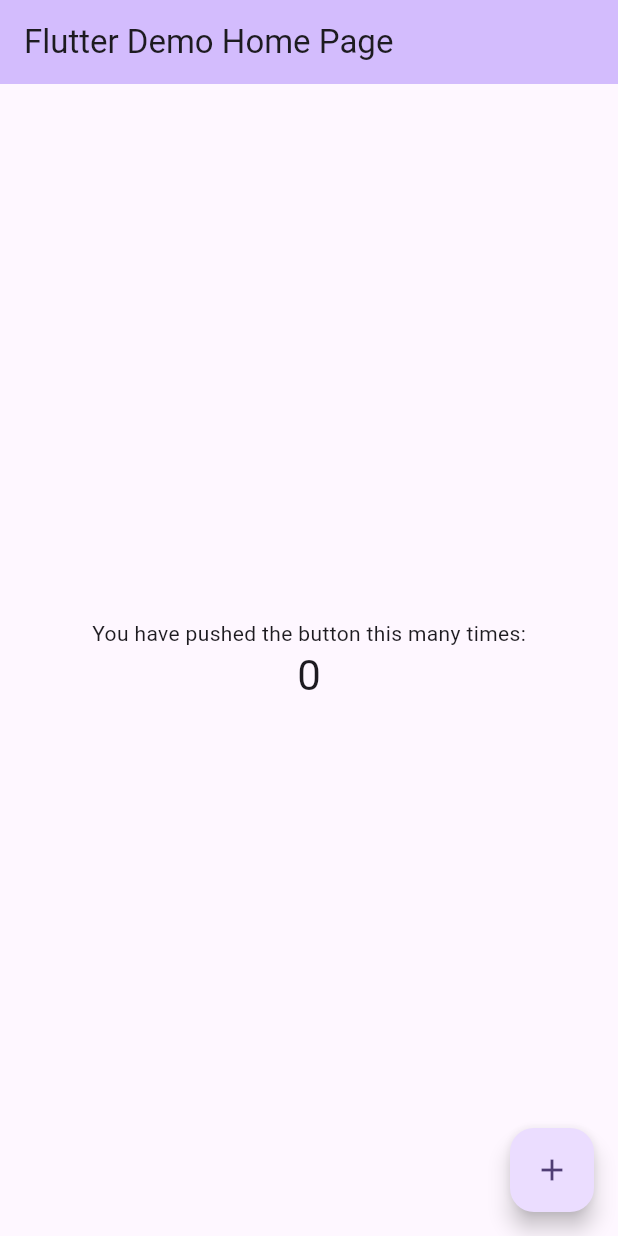
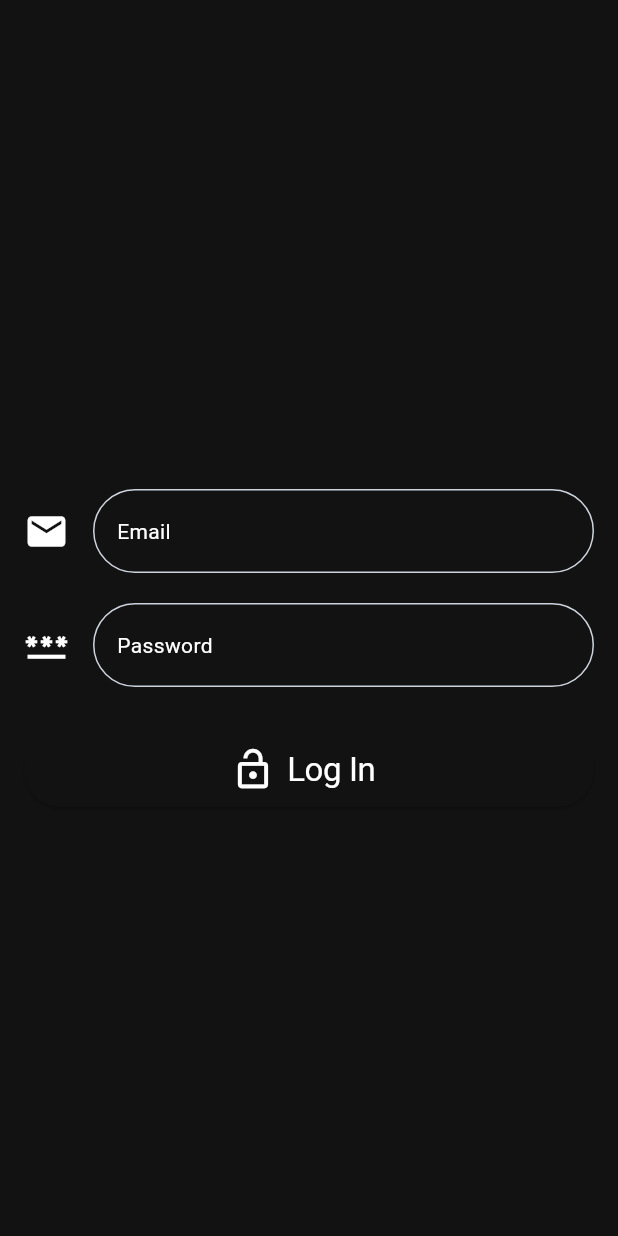
Before and after one commit to Absolute-oreZ/PROMinenT, a Flutter app: the screen it shows after launch, on a phone screen of 412 x 824 dp. Run offline on Flutter 3.47's test engine with Material 3 defaults, Android fonts, the phone set to English and light mode, and no system bars; our stand-ins replace cloud_firestore, firebase_auth, firebase_core; accounts and stored records are empty.

Commit message:
sec commit:log in with firebase authentication done

```diff
--- /dev/null
+++ b/lib/firebase/auth.dart
@@ -0,0 +1,29 @@
+import 'package:firebase_auth/firebase_auth.dart';
+
+class Auth {
+  final FirebaseAuth _firebaseAuth = FirebaseAuth.instance;
+
+  User? get currentUser => _firebaseAuth.currentUser;
+
+  Stream<User?> get authStateChanges => _firebaseAuth.authStateChanges();
+
+  Future<void> signInWithEmailAndPassword({
+    required String email,
+    required String password,
+  }) async {
+    await _firebaseAuth.signInWithEmailAndPassword(
+        email: email, password: password);
+  }
+
+  Future<void> createUserWithEmailAndPassword({
+    required String email,
+    required String password,
+  }) async {
+    await _firebaseAuth.createUserWithEmailAndPassword(
+        email: email, password: password);
+  }
+
+  Future<void> signOut() async {
+    await _firebaseAuth.signOut();
+  }
+}
--- a/lib/main.dart
+++ b/lib/main.dart
@@ -1,125 +1,64 @@
+import 'package:firebase_auth/firebase_auth.dart';
+import 'package:firebase_core/firebase_core.dart';
 import 'package:flutter/material.dart';
+import 'package:prominent/firebase/firebase_options.dart';
+import 'package:prominent/screens/homepage.dart';
+import 'package:prominent/screens/login.dart';
 
-void main() {
-  runApp(const MyApp());
+Future main() async {
+  WidgetsFlutterBinding.ensureInitialized();
+
+  await Firebase.initializeApp(options: DefaultFirebaseOptions.currentPlatform);
+
+  runApp(const PROMinenT());
 }
 
-class MyApp extends StatelessWidget {
-  const MyApp({super.key});
+final navigatorKey = GlobalKey<NavigatorState>();
 
-  // This widget is the root of your application.
+class PROMinenT extends StatelessWidget {
+  const PROMinenT({Key? key}) : super(key: key);
+
   @override
   Widget build(BuildContext context) {
     return MaterialApp(
-      title: 'Flutter Demo',
+      debugShowCheckedModeBanner: false,
+      title: 'PROMinenT',
+      navigatorKey: navigatorKey,
       theme: ThemeData(
-        // This is the theme of your application.
-        //
-        // TRY THIS: Try running your application with "flutter run". You'll see
-        // the application has a blue toolbar. Then, without quitting the app,
-        // try changing the seedColor in the colorScheme below to Colors.green
-        // and then invoke "hot reload" (save your changes or press the "hot
-        // reload" button in a Flutter-supported IDE, or press "r" if you used
-        // the command line to start the app).
-        //
-        // Notice that the counter didn't reset back to zero; the application
-        // state is not lost during the reload. To reset the state, use hot
-        // restart instead.
-        //
-        // This works for code too, not just values: Most code changes can be
-        // tested with just a hot reload.
-        colorScheme: ColorScheme.fromSeed(seedColor: Colors.deepPurple),
-        useMaterial3: true,
+          colorScheme: const ColorScheme.dark(),
+          primaryColorDark: const Color.fromRGBO(52, 53, 65, 1),
+          fontFamily: 'Roboto',
+          iconTheme: const IconThemeData(color: Colors.white,size: 30),
+          textTheme: const TextTheme(
+              displayLarge: TextStyle(color: Colors.white, fontSize: 22),
+              displayMedium: TextStyle(color: Colors.white12, fontSize: 16),
+              displaySmall: TextStyle(color: Colors.white24, fontSize: 12))),
+      //log in with firebase authentication
+      /***************************************************************************************
+      *    Title        : Firebase Authentication LogIn
+      *    Author       : HeyFlutter.com (youtube channel)
+      *    Date         : 7/1/2023
+      *    Code version : 1.0
+      *    Availability : https://www.youtube.com/watch?v=4vKiJZNPhss&ab_channel=HeyFlutter%E2%80%A4com
+      ***************************************************************************************/
+      home: StreamBuilder<User?>(
+        stream: FirebaseAuth.instance.authStateChanges(),
+        builder: (context, snapshot) {
+          if (snapshot.connectionState == ConnectionState.waiting) {
+            return const Center(
+              child: CircularProgressIndicator(),
+            );
+          } else if (snapshot.hasError) {
+            return const Center(
+              child: Text("Something is wrong!"),
+            );
+          } else if (snapshot.hasData) {
+            return HomePage();
+          } else {
+            return LogIn();
+          }
+        },
       ),
-      home: const MyHomePage(title: 'Flutter Demo Home Page'),
     );
   }
 }
-
-class MyHomePage extends StatefulWidget {
-  const MyHomePage({super.key, required this.title});
-
-  // This widget is the home page of your application. It is stateful, meaning
-  // that it has a State object (defined below) that contains fields that affect
-  // how it looks.
-
-  // This class is the configuration for the state. It holds the values (in this
-  // case the title) provided by the parent (in this case the App widget) and
-  // used by the build method of the State. Fields in a Widget subclass are
-  // always marked "final".
-
-  final String title;
-
-  @override
-  State<MyHomePage> createState() => _MyHomePageState();
-}
-
-class _MyHomePageState extends State<MyHomePage> {
-  int _counter = 0;
-
-  void _incrementCounter() {
-    setState(() {
-      // This call to setState tells the Flutter framework that something has
-      // changed in this State, which causes it to rerun the build method below
-      // so that the display can reflect the updated values. If we changed
-      // _counter without calling setState(), then the build method would not be
-      // called again, and so nothing would appear to happen.
-      _counter++;
-    });
-  }
-
-  @override
-  Widget build(BuildContext context) {
-    // This method is rerun every time setState is called, for instance as done
-    // by the _incrementCounter method above.
-    //
-    // The Flutter framework has been optimized to make rerunning build methods
-    // fast, so that you can just rebuild anything that needs updating rather
-    // than having to individually change instances of widgets.
-    return Scaffold(
-      appBar: AppBar(
-        // TRY THIS: Try changing the color here to a specific color (to
-        // Colors.amber, perhaps?) and trigger a hot reload to see the AppBar
-        // change color while the other colors stay the same.
-        backgroundColor: Theme.of(context).colorScheme.inversePrimary,
-        // Here we take the value from the MyHomePage object that was created by
-        // the App.build method, and use it to set our appbar title.
-        title: Text(widget.title),
-      ),
-      body: Center(
-        // Center is a layout widget. It takes a single child and positions it
-        // in the middle of the parent.
-        child: Column(
-          // Column is also a layout widget. It takes a list of children and
-          // arranges them vertically. By default, it sizes itself to fit its
-          // children horizontally, and tries to be as tall as its parent.
-          //
-          // Column has various properties to control how it sizes itself and
-          // how it positions its children. Here we use mainAxisAlignment to
-          // center the children vertically; the main axis here is the vertical
-          // axis because Columns are vertical (the cross axis would be
-          // horizontal).
-          //
-          // TRY THIS: Invoke "debug painting" (choose the "Toggle Debug Paint"
-          // action in the IDE, or press "p" in the console), to see the
-          // wireframe for each widget.
-          mainAxisAlignment: MainAxisAlignment.center,
-          children: <Widget>[
-            const Text(
-              'You have pushed the button this many times:',
-            ),
-            Text(
-              '$_counter',
-              style: Theme.of(context).textTheme.headlineMedium,
-            ),
-          ],
-        ),
-      ),
-      floatingActionButton: FloatingActionButton(
-        onPressed: _incrementCounter,
-        tooltip: 'Increment',
-        child: const Icon(Icons.add),
-      ), // This trailing comma makes auto-formatting nicer for build methods.
-    );
-  }
-}
--- /dev/null
+++ b/lib/screens/login.dart
@@ -0,0 +1,163 @@
+import 'package:firebase_auth/firebase_auth.dart';
+import 'package:flutter/material.dart';
+
+class LogIn extends StatefulWidget {
+  const LogIn({Key? key}) : super(key: key);
+
+  @override
+  _LogInState createState() => _LogInState();
+}
+
+class _LogInState extends State<LogIn> {
+  final emailController = TextEditingController();
+  final passwordController = TextEditingController();
+  final _formKey = GlobalKey<FormState>();
+
+  @override
+  void dispose() {
+    emailController.dispose();
+    passwordController.dispose();
+
+    super.dispose();
+  }
+
+  //to validate email
+  /*
+  *    Title        : EmailValidator
+  *    Author       : Airon Tark,Philippe Fanaro
+  *    Date         : 7/1/2024
+  *    Code version : 1.0
+  *    Availability : https://stackoverflow.com/questions/16800540/how-should-i-check-if-the-input-is-an-email-address-in-flutter
+  */
+  String? _validateEmail(String? value) {
+    if (value == null || value.isEmpty) {
+      return 'Please enter an email address';
+    }
+
+    if (!RegExp(
+            r'^(([^<>()[\]\\.,;:\s@\"]+(\.[^<>()[\]\\.,;:\s@\"]+)*)|(\".+\"))@((\[[0-9]{1,3}\.[0-9]{1,3}\.[0-9]{1,3}\.[0-9]{1,3}\])|(([a-zA-Z\-0-9]+\.)+[a-zA-Z]{2,}))$')
+        .hasMatch(value)) {
+      return 'Enter a valid email address';
+    }
+
+    return null; // Return null if the validation succeeds
+  }
+
+  Future _logIn() async {
+    if (_formKey.currentState!.validate()) {
+      // showDialog(
+      //   context: context,
+      //   barrierDismissible: false,
+      //   builder: (context) => const Center(
+      //         child: CircularProgressIndicator(),
+      //       ));
+
+      try {
+        await FirebaseAuth.instance.signInWithEmailAndPassword(
+            email: emailController.text.trim(),
+            password: passwordController.text.trim());
+      } on FirebaseAuthException catch (e) {
+        print(e);
+      }
+      // navigatorKey.currentState!.popUntil((route) => route.isCurrent);
+    }
+  }
+
+  @override
+  Widget build(BuildContext context) {
+    return Scaffold(
+      body: Padding(
+        padding: const EdgeInsets.all(16),
+        child: Form(
+          key: _formKey,
+          child: Column(
+            mainAxisAlignment: MainAxisAlignment.center,
+            children: <Widget>[
+              const SizedBox(
+                height: 40,
+              ),
+              TextFormField(
+                controller: emailController,
+                cursorColor: Colors.white,
+                textInputAction: TextInputAction.next,
+                decoration: InputDecoration(
+                  icon: const Icon(
+                    Icons.email,
+                    size: 30,
+                    color: Colors.white,
+                  ),
+                  labelText: 'Email',
+                  labelStyle: Theme.of(context).textTheme.bodyMedium,
+                  hintText: 'Enter your email',
+                  hintStyle: Theme.of(context).textTheme.bodyMedium,
+                  enabledBorder: OutlineInputBorder(
+                    borderSide: const BorderSide(
+                      width: 1,
+                      color: Color.fromRGBO(206, 212, 221, 1),
+                      style: BorderStyle.solid,
+                    ),
+                    borderRadius: BorderRadius.circular(40),
+                  ),
+                ),
+                validator: (value) => _validateEmail(value),
+              ),
+              const SizedBox(
+                height: 20,
+              ),
+              TextFormField(
+                  controller: passwordController,
+                  cursorColor: Colors.white,
+                  textInputAction: TextInputAction.next,
+                  obscureText: true,
+                  decoration: InputDecoration(
+                    icon: const Icon(
+                      Icons.password,
+                      size: 30,
+                      color: Colors.white,
+                    ),
+                    labelText: 'Password',
+                    labelStyle: Theme.of(context).textTheme.bodyMedium,
+                    hintText: 'Enter your password',
+                    hintStyle: Theme.of(context).textTheme.bodyMedium,
+                    enabledBorder: OutlineInputBorder(
+                      borderSide: const BorderSide(
+                        width: 1,
+                        color: Color.fromRGBO(206, 212, 221, 1),
+                        style: BorderStyle.solid,
+                      ),
+                      borderRadius: BorderRadius.circular(40),
+                    ),
+                  ),
+                  validator: (value) {
+                    if (value == null || value.isEmpty) {
+                      const TextStyle(
+                          color: Colors.red, fontWeight: FontWeight.bold);
+                      return 'Required!';
+                    }
+                    return null;
+                  }),
+              const SizedBox(
+                height: 30,
+              ),
+              ElevatedButton.icon(
+                style: ElevatedButton.styleFrom(
+                  minimumSize: const Size.fromHeight(50),
+                ),
+                icon: const Icon(
+                  Icons.lock_open,
+                  color: Colors.white,
+                  size: 30,
+                ),
+                onPressed: _logIn,
+                label: Text(
+                  'Log In',
+                  style: Theme.of(context).textTheme.displayLarge,
+                ),
+              )
+            ],
+          ),
+        ),
+      ),
+    );
+  }
+}
--- a/pubspec.yaml
+++ b/pubspec.yaml
@@ -35,6 +35,12 @@ dependencies:
   # The following adds the Cupertino Icons font to your application.
   # Use with the CupertinoIcons class for iOS style icons.
   cupertino_icons: ^1.0.2
+  firebase_core_platform_interface: 4.6.0
+  firebase_core: ^2.9.0
+  firebase_analytics: ^10.2.0
+  firebase_auth: ^4.4.0
+  firebase_storage: ^11.1.0
+  cloud_firestore: ^4.5.0
 
 dev_dependencies:
   flutter_test:
```
Also changed, not shown: lib/models/project.dart (added, +13 -0 lines), lib/screens/homepage.dart (added, +56 -0 lines), lib/screens/project_list.dart (added, +102 -0 lines), lib/screens/register_project.dart (added, +34 -0 lines), lib/firebase/firebase_options.dart (added), pubspec.lock, 7 other files.
